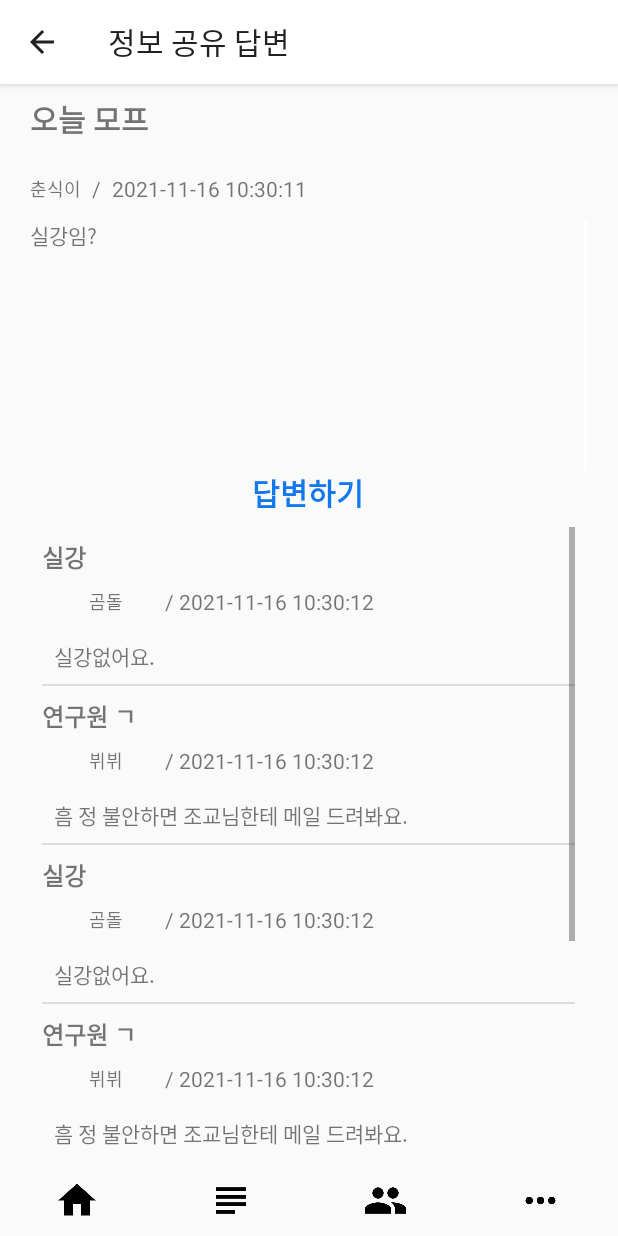
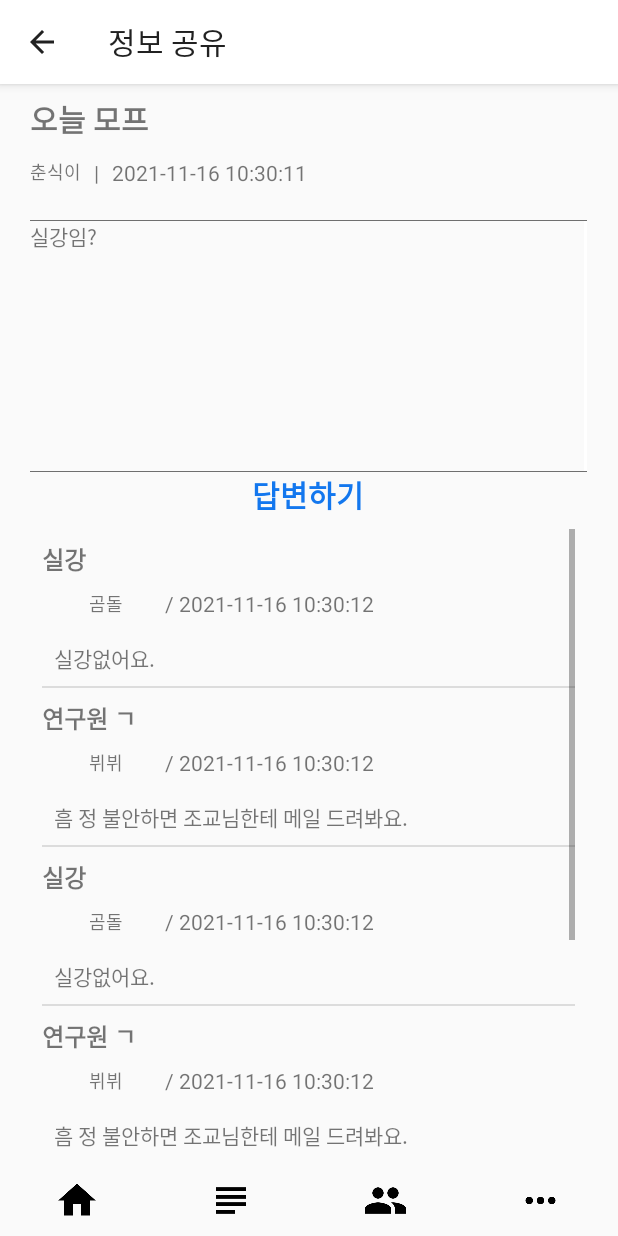
Before and after one commit to dev-cjwgit/StudyWithMeApplication, an Android app: the fragment fragment_bulletin_sharing_materials placed in its activity, after a tap on "오늘 모프", on a phone screen of 412 x 824 dp. Run offline under Robolectric (Android 15) with nearby library versions, the light colour scheme and no system bars.

Commit message:
1. UI 수정

```diff
--- a/app/src/main/java/kr/ac/koreatech/teamproject/fragment_ansbullet_sharing_mat.java
+++ b/app/src/main/java/kr/ac/koreatech/teamproject/fragment_ansbullet_sharing_mat.java
@@ -73,7 +73,7 @@ public class fragment_ansbullet_sharing_mat extends Fragment {
                              Bundle savedInstanceState) {
         // Inflate the layout for this fragment
         ActionBar actionBar = ((MainActivity)getActivity()).getSupportActionBar();
-        actionBar.setTitle("정보 공유 답변");
+        actionBar.setTitle("정보 공유");
         actionBar.setDisplayHomeAsUpEnabled(true);
         setHasOptionsMenu(true);
         return binding.getRoot();
--- a/app/src/main/res/layout/fragment_ansbullet_sharing_mat.xml
+++ b/app/src/main/res/layout/fragment_ansbullet_sharing_mat.xml
@@ -43,7 +43,7 @@
             android:id="@+id/anssharingNameTextView"
             android:layout_width="wrap_content"
             android:layout_height="match_parent"
-            android:gravity="center"
+            android:gravity="left"
             android:text="name"
             android:textSize="12sp" />
 
@@ -51,19 +51,27 @@
             android:layout_width="0dp"
             android:layout_height="match_parent"
             android:layout_weight="1"
-            android:gravity="center"
-            android:text="/" />
+            android:gravity="center_horizontal"
+            android:text="|" />
 
         <TextView
             android:id="@+id/anssharingDateTextView"
             android:layout_width="wrap_content"
             android:layout_height="match_parent"
-            android:gravity="center"
+            android:gravity="left"
             android:text="date" />
 
     </LinearLayout>
 
-    <TextView
+        <View
+            android:id="@+id/view"
+            android:layout_width="match_parent"
+            android:layout_height="0.5dp"
+            android:layout_marginLeft="0dp"
+            android:layout_marginRight="0dp"
+            android:background="#6f6f6f" />
+
+        <TextView
         android:id="@+id/anssharingMain_Body"
         android:layout_width="match_parent"
         android:layout_height="0dp"
@@ -76,7 +84,15 @@
         android:scrollbarTrackVertical="@color/white"
         android:scrollbars="vertical" />
 
-    <TextView
+        <View
+            android:id="@+id/view2"
+            android:layout_width="match_parent"
+            android:layout_height="0.5dp"
+            android:layout_marginLeft="0dp"
+            android:layout_marginRight="0dp"
+            android:background="#6f6f6f" />
+
+        <TextView
         android:id="@+id/anssharingAnsTextView"
         android:layout_width="match_parent"
         android:layout_height="wrap_content"
```
Also changed, not shown: app/src/main/res/layout/controll_bulletin_sharing_materials.xml (+4 -4 lines), app/src/main/res/layout/fragment_bulletin_sharing_materials.xml (+0 -9 lines).
